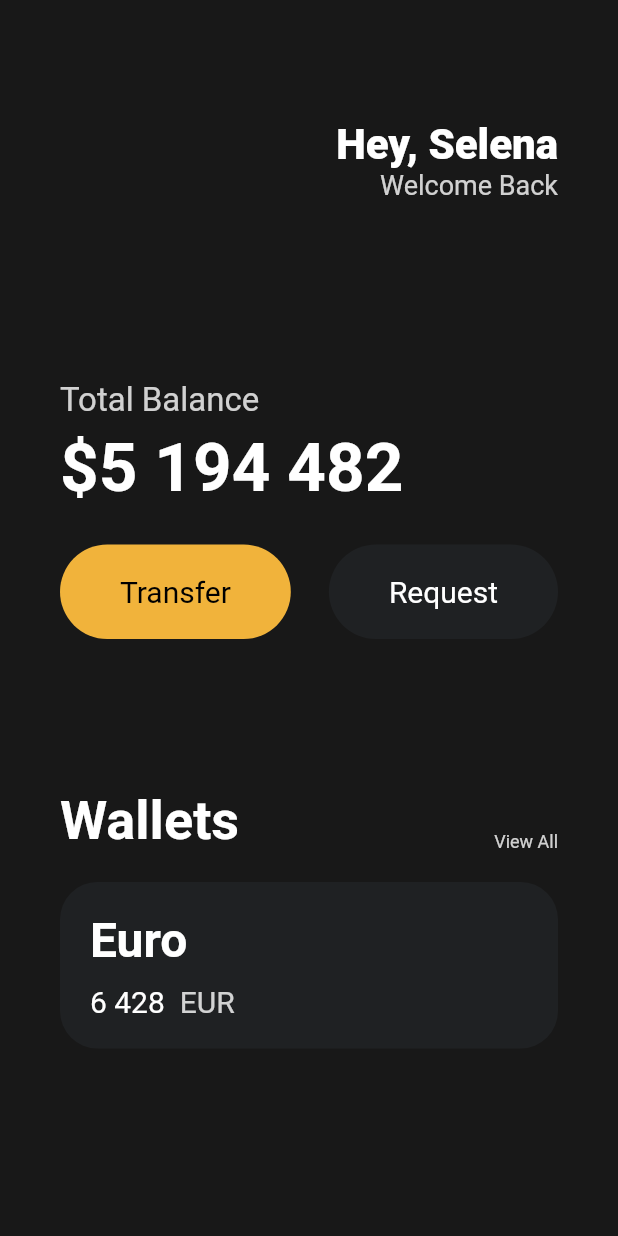
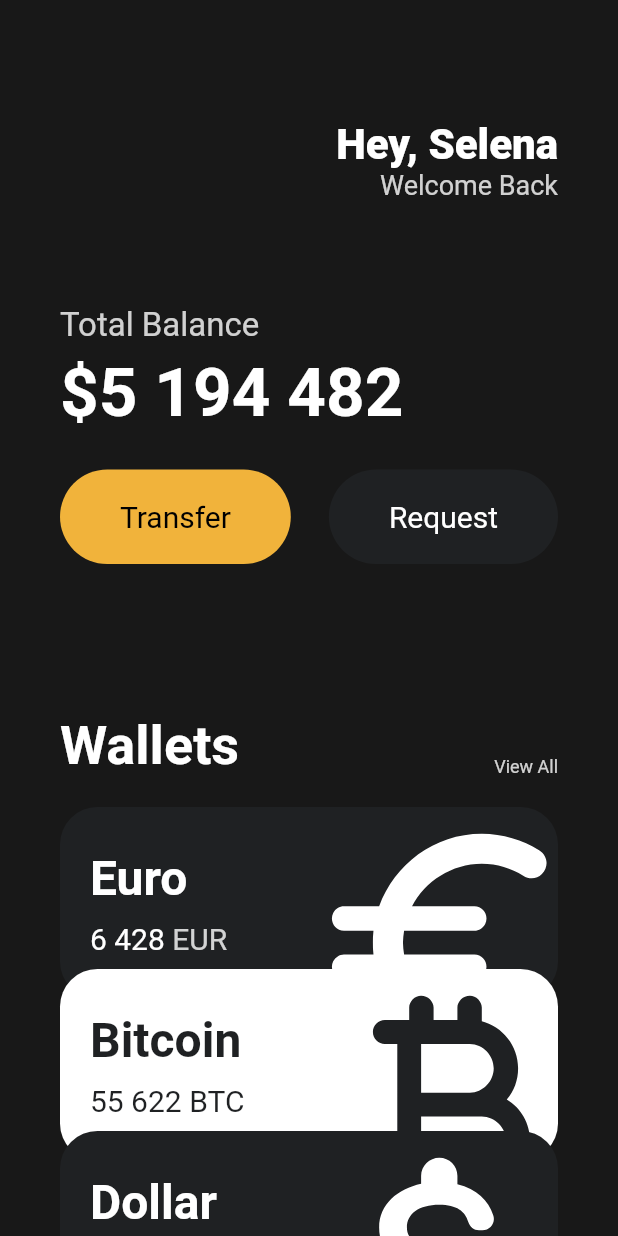
Before and after one commit to hunman89/toonflix, a Flutter app: the screen it shows after launch, on a phone screen of 412 x 824 dp. Run offline on Flutter 3.47's test engine with Material 2 defaults, Android fonts, the phone set to English and light mode, and no system bars.

Commit message:
[ui] transform

```diff
--- a/lib/main.dart
+++ b/lib/main.dart
@@ -1,5 +1,6 @@
 import 'package:flutter/material.dart';
 import 'package:toonflix/widget/button.dart';
+import 'package:toonflix/widget/currency_card.dart';
 
 void main() {
   runApp(const App());
@@ -13,7 +14,8 @@ class App extends StatelessWidget {
     return MaterialApp(
       home: Scaffold(
           backgroundColor: const Color(0xFF181818),
-          body: Padding(
+          body: SingleChildScrollView(
+            child: Padding(
               padding: const EdgeInsets.symmetric(horizontal: 40),
               child: Column(
                 crossAxisAlignment: CrossAxisAlignment.start,
@@ -45,7 +47,7 @@ class App extends StatelessWidget {
                     ],
                   ),
                   const SizedBox(
-                  height: 120,
+                    height: 70,
                   ),
                   Text(
                     'Total Balance',
@@ -108,55 +110,35 @@ class App extends StatelessWidget {
                   const SizedBox(
                     height: 20,
                   ),
-                Container(
-                  decoration: BoxDecoration(
-                      color: const Color(0xFF1F2123),
-                      borderRadius: BorderRadius.circular(25)),
-                  child: Padding(
-                    padding: const EdgeInsets.all(20),
-                    child: Row(
-                      children: [
-                        Column(
-                          crossAxisAlignment: CrossAxisAlignment.start,
-                          children: [
-                            const Text(
-                              'Euro',
-                              style: TextStyle(
-                                  color: Colors.white,
-                                  fontSize: 32,
-                                  fontWeight: FontWeight.w600),
+                  const CurrencyCard(
+                    name: 'Euro',
+                    icon: Icons.euro_rounded,
+                    code: 'EUR',
+                    amount: '6 428',
+                    isInverted: false,
                   ),
-                            const SizedBox(
-                              height: 10,
-                            ),
-                            Row(
-                              children: [
-                                const Text(
-                                  '6 428',
-                                  style: TextStyle(
-                                    color: Colors.white,
-                                    fontSize: 20,
+                  Transform.translate(
+                    offset: const Offset(0, -20),
+                    child: const CurrencyCard(
+                      name: 'Bitcoin',
+                      icon: Icons.currency_bitcoin_rounded,
+                      code: 'BTC',
+                      amount: '55 622',
+                      isInverted: true,
                     ),
                   ),
-                                const SizedBox(
-                                  width: 10,
+                  Transform.translate(
+                    offset: const Offset(0, -40),
+                    child: const CurrencyCard(
+                      name: 'Dollar',
+                      icon: Icons.attach_money_rounded,
+                      code: 'USD',
+                      amount: '9 785',
+                      isInverted: false,
                     ),
-                                Text(
-                                  'EUR',
-                                  style: TextStyle(
-                                    color: Colors.white.withOpacity(0.8),
-                                    fontSize: 20,
                   ),
-                                )
-                              ],
-                            )
-                          ],
-                        )
                 ],
               ),
-                  ),
-                )
-              ],
             ),
           )),
     );
--- /dev/null
+++ b/lib/widget/currency_card.dart
@@ -0,0 +1,85 @@
+import 'package:flutter/material.dart';
+
+class CurrencyCard extends StatelessWidget {
+  final String name, code, amount;
+  final IconData icon;
+  final bool isInverted;
+
+  final _blackColor = const Color(0xFF1F2123);
+
+  const CurrencyCard({
+    super.key,
+    required this.name,
+    required this.icon,
+    required this.code,
+    required this.amount,
+    required this.isInverted,
+  });
+
+  @override
+  Widget build(BuildContext context) {
+    return Container(
+      clipBehavior: Clip.hardEdge,
+      decoration: BoxDecoration(
+          color: isInverted ? Colors.white : _blackColor,
+          borderRadius: BorderRadius.circular(25)),
+      child: Padding(
+        padding: const EdgeInsets.all(20),
+        child: Row(
+          mainAxisAlignment: MainAxisAlignment.spaceBetween,
+          children: [
+            Column(
+              crossAxisAlignment: CrossAxisAlignment.start,
+              children: [
+                Text(
+                  name,
+                  style: TextStyle(
+                      color: isInverted ? _blackColor : Colors.white,
+                      fontSize: 32,
+                      fontWeight: FontWeight.w600),
+                ),
+                const SizedBox(
+                  height: 10,
+                ),
+                Row(
+                  children: [
+                    Text(
+                      amount,
+                      style: TextStyle(
+                        color: isInverted ? _blackColor : Colors.white,
+                        fontSize: 20,
+                      ),
+                    ),
+                    const SizedBox(
+                      width: 5,
+                    ),
+                    Text(
+                      code,
+                      style: TextStyle(
+                        color: isInverted
+                            ? _blackColor
+                            : Colors.white.withOpacity(0.8),
+                        fontSize: 20,
+                      ),
+                    )
+                  ],
+                )
+              ],
+            ),
+            Transform.scale(
+              scale: 2.2,
+              child: Transform.translate(
+                offset: const Offset(-5, 12),
+                child: Icon(
+                  icon,
+                  color: isInverted ? _blackColor : Colors.white,
+                  size: 88,
+                ),
+              ),
+            ),
+          ],
+        ),
+      ),
+    );
+  }
+}
```
Lines whose indentation alone changed are shown as unchanged.
